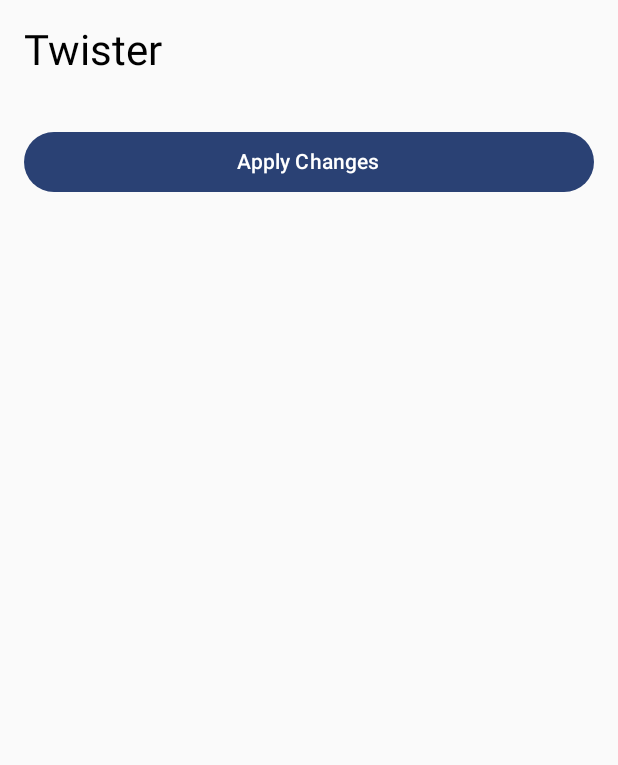
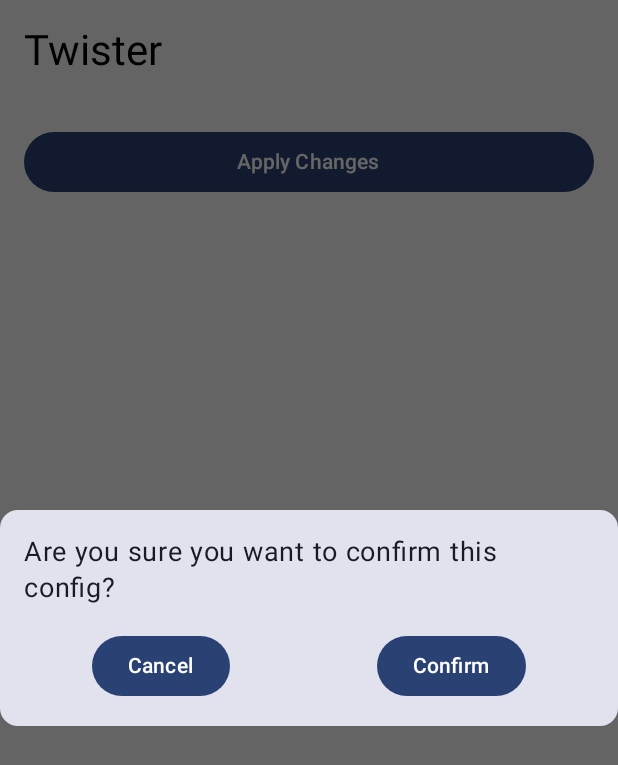
Before and after one commit to Pevooo/feedpulse, an Android app built with Jetpack Compose: the screen it shows after launch (MainActivity), after a tap on "Apply Changes", on a phone screen of 412 x 824 dp. Shown: the top 765 px of the screen. Run offline under Robolectric (Android 15) with nearby library versions, the phone set to English and light mode, and no system bars.

Commit message:
Add confirmation message

```diff
--- /dev/null
+++ b/twister/app/src/main/java/com/feedpulse/twister/ConfirmationDialog.kt
@@ -0,0 +1,52 @@
+package com.feedpulse.twister
+
+import androidx.compose.foundation.layout.Arrangement
+import androidx.compose.foundation.layout.Column
+import androidx.compose.foundation.layout.Row
+import androidx.compose.foundation.layout.Spacer
+import androidx.compose.foundation.layout.fillMaxWidth
+import androidx.compose.foundation.layout.padding
+import androidx.compose.foundation.layout.width
+import androidx.compose.material3.Button
+import androidx.compose.material3.MaterialTheme
+import androidx.compose.material3.Surface
+import androidx.compose.material3.Text
+import androidx.compose.runtime.Composable
+import androidx.compose.ui.Alignment
+import androidx.compose.ui.Modifier
+import androidx.compose.ui.unit.dp
+import androidx.compose.ui.unit.sp
+import androidx.compose.ui.window.Dialog
+
+@Composable
+fun ConfirmationDialog(onConfirm: () -> Unit, onDismiss: () -> Unit) {
+    Dialog(onDismissRequest = { onDismiss() }) {
+        Surface(
+            shape = MaterialTheme.shapes.medium,
+            tonalElevation = 8.dp
+        ) {
+            Column(
+                modifier = Modifier.padding(16.dp),
+                horizontalAlignment = Alignment.CenterHorizontally
+            ) {
+                Text(
+                    text = "Are you sure you want to confirm this config?",
+                    fontSize = 18.sp,
+                    modifier = Modifier.padding(bottom = 16.dp)
+                )
+                Row(
+                    horizontalArrangement = Arrangement.SpaceEvenly,
+                    modifier = Modifier.fillMaxWidth()
+                ) {
+                    Button(onClick = onDismiss) {
+                        Text("Cancel")
+                    }
+                    Spacer(modifier = Modifier.width(8.dp))
+                    Button(onClick = onConfirm) {
+                        Text("Confirm")
+                    }
+                }
+            }
+        }
+    }
+}
--- a/twister/app/src/main/java/com/feedpulse/twister/MainActivity.kt
+++ b/twister/app/src/main/java/com/feedpulse/twister/MainActivity.kt
@@ -3,14 +3,12 @@ package com.feedpulse.twister
 import android.os.Bundle
 import androidx.activity.ComponentActivity
 import androidx.activity.compose.setContent
-import androidx.activity.enableEdgeToEdge
 import com.feedpulse.twister.ui.theme.TwisterTheme
 import java.net.URL
 
 class MainActivity : ComponentActivity() {
     override fun onCreate(savedInstanceState: Bundle?) {
         super.onCreate(savedInstanceState)
-        enableEdgeToEdge()
         setContent {
             TwisterTheme {
                 Menu(ConfigManager(URL("http://10.0.2.2:5000/config")))
--- a/twister/app/src/main/java/com/feedpulse/twister/Menu.kt
+++ b/twister/app/src/main/java/com/feedpulse/twister/Menu.kt
@@ -28,6 +28,7 @@ import androidx.compose.ui.unit.dp
 fun Menu(configManager: ConfigManager) {
 
     var configList by remember { mutableStateOf<List<Setting>>(emptyList()) }
+    var showDialog by remember { mutableStateOf(false) }
 
     LaunchedEffect(Unit) {
         // Make the network call and update the state
@@ -36,6 +37,19 @@ fun Menu(configManager: ConfigManager) {
     }
 
     val context = LocalContext.current
+
+    if (showDialog) {
+        ConfirmationDialog(
+            onConfirm = {
+                configManager.applyChanges(Config(configList), context)
+                showDialog = false
+            },
+            onDismiss = {
+                showDialog = false
+            },
+        )
+    }
+
     LazyColumn(
         modifier = Modifier
             .fillMaxSize()
@@ -45,7 +59,6 @@ fun Menu(configManager: ConfigManager) {
         // Header section
         item {
             Row {
-                Spacer(modifier = Modifier.height(4.dp))
                 Text(
                     text = "Twister",
                     style = MaterialTheme.typography.headlineMedium,
@@ -80,7 +93,7 @@ fun Menu(configManager: ConfigManager) {
             Spacer(modifier = Modifier.height(16.dp))
             Button(
                 onClick = {
-                    configManager.applyChanges(Config(configList), context)
+                    showDialog = true
                 },
                 modifier = Modifier.fillMaxWidth()
             ) {
```
